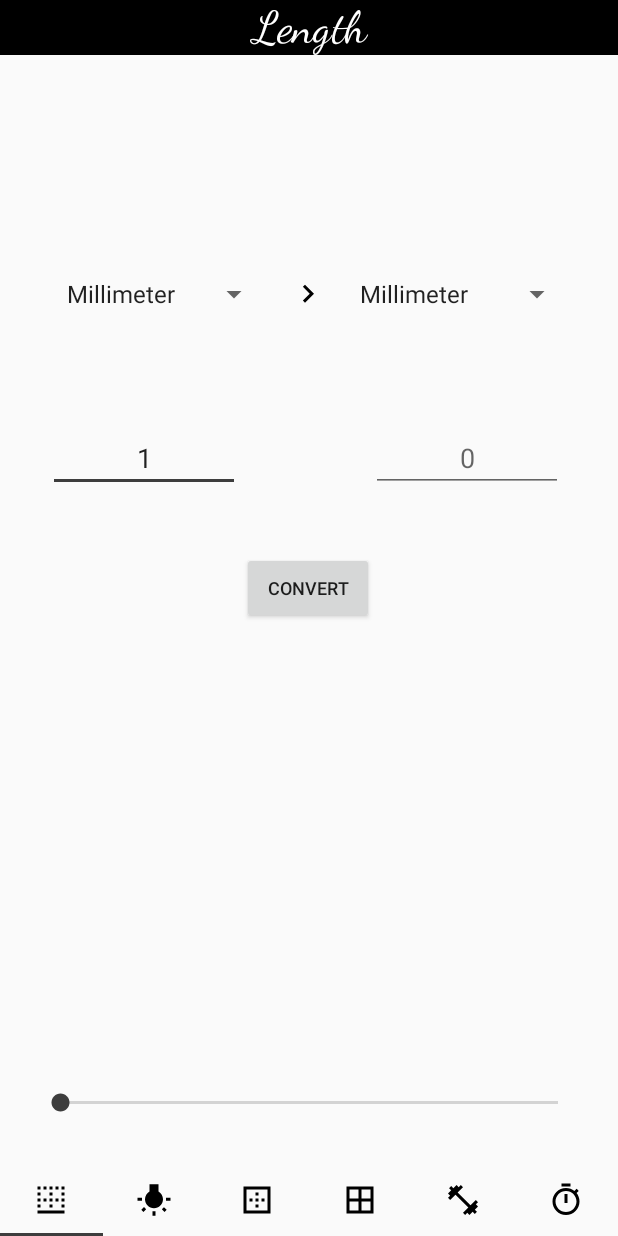
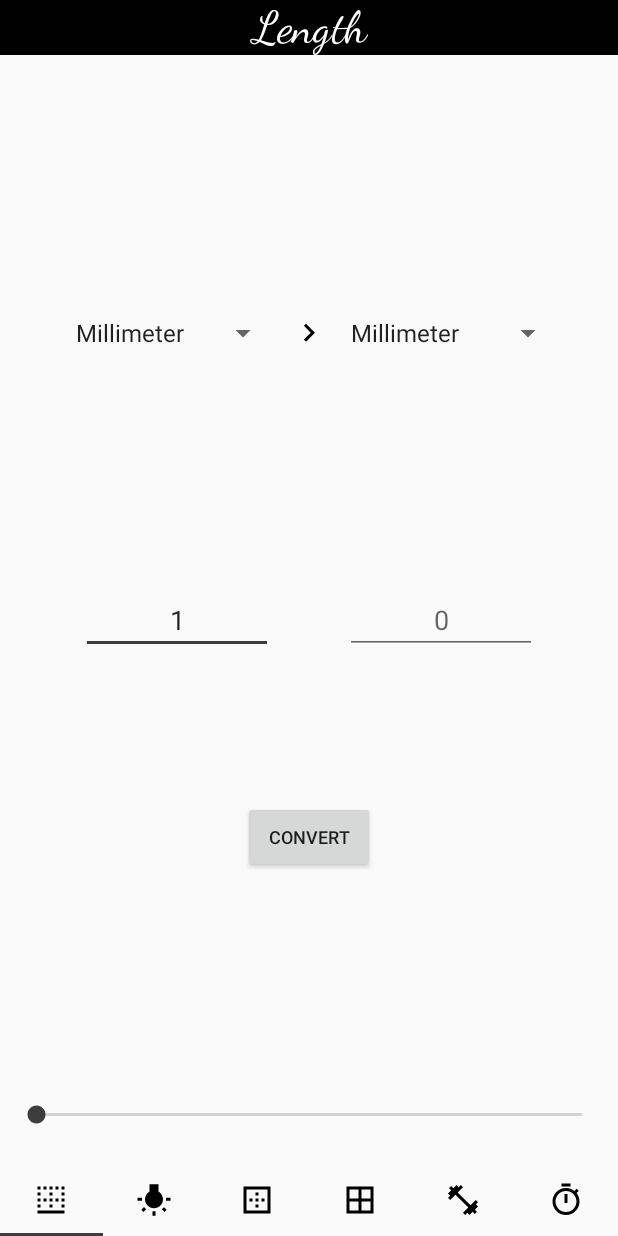
Before and after one commit to bobrebel11/Converter-Application, an Android app: the screen it shows after launch (conversion_center), on a phone screen of 412 x 824 dp. Run offline under Robolectric (Android 15) with nearby library versions, the light colour scheme and no system bars; libraries missing offline, so code that uses them is left out: gr.net.maroulis.

Commit message:
Length fragment layout flexible now.

```diff
--- a/app/src/main/res/layout/fragment_length.xml
+++ b/app/src/main/res/layout/fragment_length.xml
@@ -1,50 +1,47 @@
 <?xml version="1.0" encoding="utf-8"?>
-<android.support.constraint.ConstraintLayout
-    xmlns:android="http://schemas.android.com/apk/res/android"
+<android.support.constraint.ConstraintLayout xmlns:android="http://schemas.android.com/apk/res/android"
     xmlns:app="http://schemas.android.com/apk/res-auto"
     xmlns:tools="http://schemas.android.com/tools"
     android:layout_width="match_parent"
-    android:layout_height="match_parent">
+    android:layout_height="match_parent"
+    tools:layout_editor_absoluteY="25dp">
 
     <TextView
         android:id="@+id/text_length"
-        android:layout_width="0dp"
+        android:layout_width="match_parent"
         android:layout_height="wrap_content"
         android:background="@color/colorPrimaryDark"
         android:text="@string/length_heading"
         android:textAlignment="center"
         android:textColor="@android:color/white"
         android:textSize="30sp"
-        app:fontFamily="cursive"
-        app:layout_constraintEnd_toEndOf="parent"
-        app:layout_constraintStart_toStartOf="parent"
-        app:layout_constraintTop_toTopOf="parent" />
+        app:fontFamily="cursive" />
 
     <android.support.v7.widget.AppCompatSpinner
         android:id="@+id/area_left"
         android:layout_width="wrap_content"
         android:layout_height="wrap_content"
         android:layout_marginEnd="8dp"
-        android:layout_marginLeft="24dp"
         android:layout_marginRight="8dp"
-        android:layout_marginStart="24dp"
-        android:layout_marginTop="184dp"
+        android:layout_marginTop="16dp"
         android:foregroundGravity="center_horizontal"
         android:gravity="center_horizontal|center"
         android:minWidth="150dp"
         app:layout_constraintEnd_toStartOf="@+id/arrow_down"
-        app:layout_constraintStart_toStartOf="parent"
-        app:layout_constraintTop_toTopOf="parent"/>
+        app:layout_constraintTop_toTopOf="@+id/guideline13" />
 
     <ImageView
         android:id="@+id/arrow_down"
         android:layout_width="wrap_content"
         android:layout_height="wrap_content"
-        android:layout_marginTop="184dp"
+        android:layout_marginEnd="8dp"
+        android:layout_marginLeft="8dp"
+        android:layout_marginRight="8dp"
+        android:layout_marginStart="8dp"
+        android:layout_marginTop="16dp"
         app:layout_constraintEnd_toEndOf="parent"
-        app:layout_constraintHorizontal_bias="0.498"
         app:layout_constraintStart_toStartOf="parent"
-        app:layout_constraintTop_toTopOf="@+id/text_length"
+        app:layout_constraintTop_toTopOf="@+id/guideline13"
         app:srcCompat="@drawable/ic_arrow_right"
         tools:ignore="VectorDrawableCompat" />
 
@@ -52,75 +49,118 @@
         android:id="@+id/length_right"
         android:layout_width="wrap_content"
         android:layout_height="wrap_content"
-        android:layout_marginEnd="24dp"
         android:layout_marginLeft="8dp"
-        android:layout_marginRight="24dp"
         android:layout_marginStart="8dp"
-        android:layout_marginTop="184dp"
+        android:layout_marginTop="16dp"
         android:minWidth="150dp"
-        app:layout_constraintEnd_toEndOf="parent"
         app:layout_constraintStart_toEndOf="@+id/arrow_down"
-        app:layout_constraintTop_toTopOf="parent"/>
+        app:layout_constraintTop_toTopOf="@+id/guideline13" />
 
     <EditText
         android:id="@+id/left_number_area"
         android:layout_width="128dp"
         android:layout_height="40dp"
-        android:layout_marginLeft="32dp"
-        android:layout_marginStart="32dp"
-        android:layout_marginTop="80dp"
+        android:layout_marginEnd="24dp"
+        android:layout_marginRight="24dp"
+        android:layout_marginTop="8dp"
         android:ems="10"
         android:hint="0"
         android:inputType="numberDecimal"
         android:maxWidth="150dp"
         android:text="1"
         android:textAlignment="center"
-        app:layout_constraintStart_toStartOf="parent"
-        app:layout_constraintTop_toBottomOf="@+id/area_left" />
+        app:layout_constraintEnd_toStartOf="@+id/guideline17"
+        app:layout_constraintTop_toTopOf="@+id/guideline14" />
 
     <EditText
         android:id="@+id/right_number"
         android:layout_width="128dp"
         android:layout_height="40dp"
-        android:layout_marginEnd="8dp"
-        android:layout_marginLeft="8dp"
-        android:layout_marginRight="8dp"
-        android:layout_marginStart="8dp"
+        android:layout_marginLeft="24dp"
+        android:layout_marginStart="24dp"
+        android:layout_marginTop="8dp"
         android:ems="10"
         android:hint="0"
         android:inputType="numberDecimal"
         android:maxWidth="150dp"
         android:textAlignment="center"
-        app:layout_constraintBaseline_toBaselineOf="@+id/left_number_area"
-        app:layout_constraintEnd_toEndOf="parent"
-        app:layout_constraintHorizontal_bias="0.737"
-        app:layout_constraintStart_toEndOf="@+id/left_number_area" />
+        app:layout_constraintStart_toStartOf="@+id/guideline17"
+        app:layout_constraintTop_toTopOf="@+id/guideline14" />
 
     <SeekBar
         android:id="@+id/seekBar_length"
         android:layout_width="0dp"
         android:layout_height="wrap_content"
-        android:layout_marginBottom="32dp"
-        android:layout_marginEnd="24dp"
-        android:layout_marginLeft="24dp"
-        android:layout_marginRight="24dp"
-        android:layout_marginStart="24dp"
-        app:layout_constraintBottom_toBottomOf="parent"
+        android:layout_marginBottom="24dp"
+        android:layout_marginEnd="8dp"
+        android:layout_marginLeft="8dp"
+        android:layout_marginRight="8dp"
+        android:layout_marginStart="8dp"
+        app:layout_constraintBottom_toTopOf="@+id/guideline16"
         app:layout_constraintEnd_toEndOf="parent"
-        app:layout_constraintHorizontal_bias="1.0"
         app:layout_constraintStart_toStartOf="parent" />
 
     <Button
         android:id="@+id/btn_convert"
         android:layout_width="wrap_content"
         android:layout_height="wrap_content"
-        android:layout_marginTop="368dp"
+        android:layout_marginEnd="8dp"
+        android:layout_marginLeft="8dp"
+        android:layout_marginRight="8dp"
+        android:layout_marginStart="8dp"
         android:text="Convert"
         android:textSize="12sp"
+        app:layout_constraintBottom_toTopOf="@+id/guideline15"
         app:layout_constraintEnd_toEndOf="parent"
-        app:layout_constraintHorizontal_bias="0.498"
-        app:layout_constraintStart_toStartOf="parent"
-        app:layout_constraintTop_toTopOf="@+id/text_length"
-        />
+        app:layout_constraintStart_toStartOf="parent" />
+
+    <android.support.constraint.Guideline
+        android:id="@+id/guideline12"
+        android:layout_width="wrap_content"
+        android:layout_height="wrap_content"
+        android:orientation="horizontal"
+        app:layout_constraintGuide_percent="0.0"
+        app:layout_constraintGuide_begin="20dp" />
+
+    <android.support.constraint.Guideline
+        android:id="@+id/guideline13"
+        android:layout_width="wrap_content"
+        android:layout_height="wrap_content"
+        android:orientation="horizontal"
+        app:layout_constraintGuide_percent="0.25"
+        app:layout_constraintGuide_begin="20dp" />
+
+    <android.support.constraint.Guideline
+        android:id="@+id/guideline14"
+        android:layout_width="wrap_content"
+        android:layout_height="wrap_content"
+        android:orientation="horizontal"
+        app:layout_constraintGuide_percent="0.5"
+        app:layout_constraintGuide_begin="20dp" />
+
+    <android.support.constraint.Guideline
+        android:id="@+id/guideline15"
+        android:layout_width="wrap_content"
+        android:layout_height="wrap_content"
+        android:orientation="horizontal"
+        app:layout_constraintGuide_percent="0.75"
+        app:layout_constraintGuide_begin="20dp" />
+
+    <android.support.constraint.Guideline
+        android:id="@+id/guideline16"
+        android:layout_width="wrap_content"
+        android:layout_height="wrap_content"
+        android:orientation="horizontal"
+
+        app:layout_constraintGuide_percent="1.0"
+        app:layout_constraintGuide_begin="20dp" />
+
+    <android.support.constraint.Guideline
+        android:id="@+id/guideline17"
+        android:layout_width="wrap_content"
+        android:layout_height="wrap_content"
+        android:orientation="vertical"
+        app:layout_constraintGuide_percent="0.5"
+        app:layout_constraintGuide_begin="20dp" />
 
 </android.support.constraint.ConstraintLayout>
```
